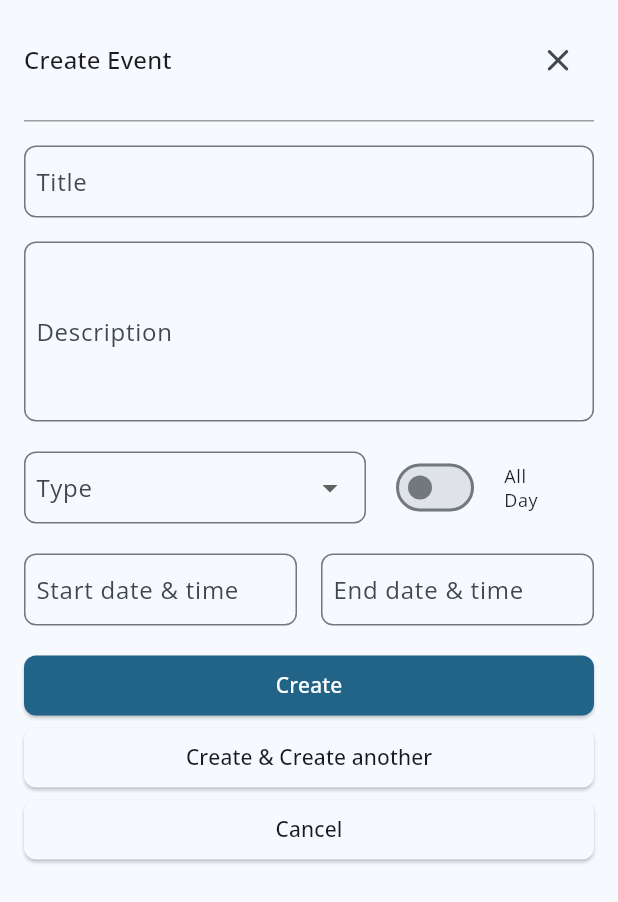
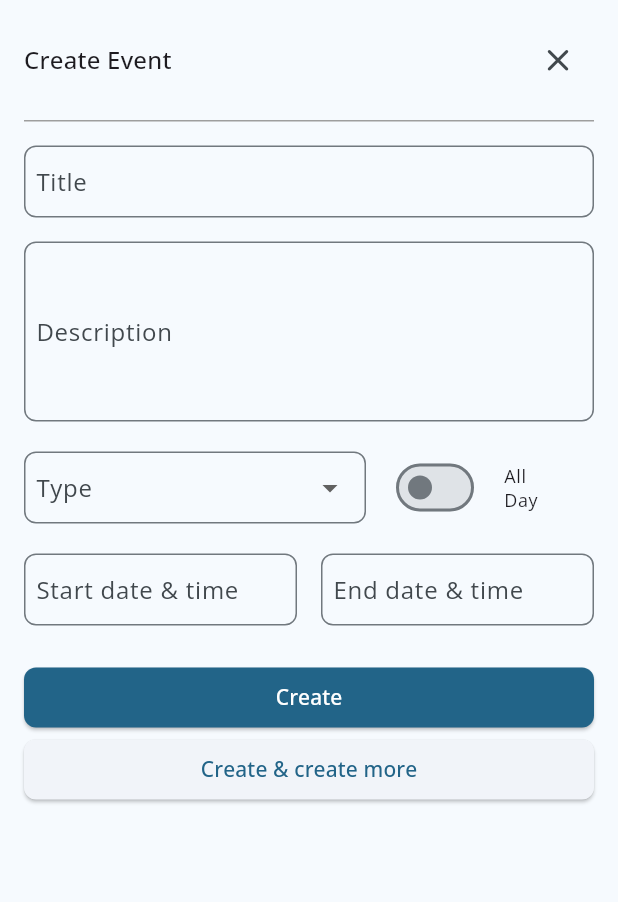
Before and after one commit to michaelnjuguna/hrm-employee-portal, a Flutter app: the CreateEventWidget widget shown alone on an empty page, opened directly, on a phone screen of 412 x 824 dp. Shown: the top 902 px of the screen. Run offline on Flutter 3.47's test engine with Material 3 defaults, Android fonts, the phone set to English and light mode, and no system bars; our stand-ins replace flutter_dotenv, flutter_riverpod, go_router, google_fonts, jiffy, package_info_plus and 2 more.

Commit message:
refactor: create event form

```diff
--- a/lib/presentation/dashboard/dashboard_screen.dart
+++ b/lib/presentation/dashboard/dashboard_screen.dart
@@ -1,5 +1,5 @@
 import 'package:employee_portal/presentation/dashboard/widgets/calendar_widget.dart';
-import 'package:employee_portal/presentation/dashboard/widgets/create_event_widget.dart';
+import 'package:employee_portal/presentation/dashboard/widgets/create/create_event_widget.dart';
 import 'package:employee_portal/layouts/main_layout.dart';
 import 'package:flutter/material.dart';
 
@@ -21,6 +21,9 @@ class _DashboardScreenState extends State<DashboardScreen> {
             context: context,
             isScrollControlled: true,
             // useRootNavigator: true,
+            shape: const RoundedRectangleBorder(
+              borderRadius: BorderRadius.vertical(top: Radius.circular(8)),
+            ),
             builder: (context) => const CreateEventWidget(),
           );
         },
--- /dev/null
+++ b/lib/presentation/dashboard/widgets/create/create_event_form.dart
@@ -0,0 +1,184 @@
+import 'package:flutter/material.dart';
+
+class CreateEventForm extends StatefulWidget {
+  const CreateEventForm({super.key, required this.onSubmit});
+
+  final VoidCallback onSubmit;
+
+  @override
+  State<CreateEventForm> createState() => _CreateEventFormState();
+}
+
+class _CreateEventFormState extends State<CreateEventForm> {
+  final _formKey = GlobalKey<FormState>();
+  final _titleController = TextEditingController();
+  final _descController = TextEditingController();
+  final _startTimeController = TextEditingController();
+  final _endTimeController = TextEditingController();
+
+  String? _selectedEventType;
+  bool _allDay = false;
+
+  final List<String> _eventTypes = const ['Appointment', 'Deadline', 'Meeting'];
+
+  @override
+  void dispose() {
+    _titleController.dispose();
+    _descController.dispose();
+    _startTimeController.dispose();
+    _endTimeController.dispose();
+    super.dispose();
+  }
+
+  void _submit() {
+    if (_formKey.currentState!.validate()) {
+      widget.onSubmit();
+    }
+  }
+
+  @override
+  Widget build(BuildContext context) {
+    final textTheme = Theme.of(context).textTheme;
+    final colorScheme = Theme.of(context).colorScheme;
+
+    return Form(
+      key: _formKey,
+      child: Column(
+        children: [
+          TextFormField(
+            controller: _titleController,
+            decoration: const InputDecoration(labelText: 'Title'),
+            validator: (value) => value == null || value.isEmpty
+                ? 'Please enter event title'
+                : null,
+          ),
+          const SizedBox(height: 16),
+          TextFormField(
+            controller: _descController,
+            minLines: 5,
+            maxLines: null,
+            decoration: const InputDecoration(labelText: 'Description'),
+          ),
+          const SizedBox(height: 16),
+          Row(
+            children: [
+              Expanded(
+                flex: 3,
+                child: DropdownButtonFormField<String>(
+                  initialValue: _selectedEventType,
+                  decoration: const InputDecoration(labelText: 'Type'),
+                  items: _eventTypes
+                      .map(
+                        (type) =>
+                            DropdownMenuItem(value: type, child: Text(type)),
+                      )
+                      .toList(),
+                  onChanged: (value) {
+                    setState(() {
+                      _selectedEventType = value;
+                    });
+                  },
+                ),
+              ),
+              Expanded(
+                flex: 2,
+                child: SwitchListTile(
+                  title: Text('All Day', style: textTheme.bodySmall),
+                  value: _allDay,
+                  onChanged: (value) {
+                    setState(() {
+                      _allDay = value;
+                    });
+                  },
+                  controlAffinity: ListTileControlAffinity.leading,
+                ),
+              ),
+            ],
+          ),
+          const SizedBox(height: 16),
+          Row(
+            children: [
+              Expanded(
+                child: TextFormField(
+                  controller: _startTimeController,
+                  readOnly: true,
+                  decoration: const InputDecoration(
+                    labelText: 'Start date & time',
+                  ),
+                  onTap: () => _pickDateTime(context, _startTimeController),
+                ),
+              ),
+              const SizedBox(width: 16),
+              Expanded(
+                child: TextFormField(
+                  controller: _endTimeController,
+                  readOnly: true,
+                  decoration: const InputDecoration(
+                    labelText: 'End date & time',
+                  ),
+                  onTap: () => _pickDateTime(context, _endTimeController),
+                ),
+              ),
+            ],
+          ),
+          const SizedBox(height: 24),
+          Column(
+            children: [
+              SizedBox(
+                width: double.infinity,
+                child: ElevatedButton(
+                  style: ElevatedButton.styleFrom(
+                    backgroundColor: colorScheme.primary,
+                    foregroundColor: colorScheme.onPrimary,
+                  ),
+                  onPressed: _submit,
+                  child: const Text('Create'),
+                ),
+              ),
+              SizedBox(
+                width: double.infinity,
+                child: ElevatedButton(
+                  onPressed: _submit,
+                  child: const Text('Create & create more'),
+                ),
+              ),
+            ],
+          ),
+        ],
+      ),
+    );
+  }
+
+  Future<void> _pickDateTime(
+    BuildContext context,
+    TextEditingController controller,
+  ) async {
+    final date = await showDatePicker(
+      context: context,
+      initialDate: DateTime.now(),
+      firstDate: DateTime(2000),
+      lastDate: DateTime(2100),
+    );
+
+    if (date == null) return;
+
+    final time = await showTimePicker(
+      context: context,
+      initialTime: TimeOfDay.now(),
+    );
+
+    if (time == null) return;
+
+    final dateTime = DateTime(
+      date.year,
+      date.month,
+      date.day,
+      time.hour,
+      time.minute,
+    );
+
+    controller.text =
+        '${dateTime.year}-${dateTime.month.toString().padLeft(2, '0')}-${dateTime.day.toString().padLeft(2, '0')} '
+        '${time.format(context)}';
+  }
+}
--- /dev/null
+++ b/lib/presentation/dashboard/widgets/create/create_event_widget.dart
@@ -0,0 +1,68 @@
+import 'package:employee_portal/presentation/dashboard/widgets/create/create_event_form.dart';
+import 'package:flutter/material.dart';
+
+class CreateEventWidget extends StatefulWidget {
+  const CreateEventWidget({super.key});
+
+  @override
+  State<CreateEventWidget> createState() => _CreateEventState();
+}
+
+class _CreateEventState extends State<CreateEventWidget> {
+  @override
+  void dispose() {
+    super.dispose();
+  }
+
+  @override
+  Widget build(BuildContext context) {
+    final textTheme = Theme.of(context).textTheme;
+
+    return Padding(
+      padding: EdgeInsets.only(
+        top: 16,
+        left: 16,
+        right: 16,
+        bottom: MediaQuery.of(context).viewInsets.bottom + 16,
+      ),
+      child: SingleChildScrollView(
+        child: Column(
+          mainAxisSize: MainAxisSize.min,
+          children: [
+            Container(
+              width: double.infinity,
+              alignment: Alignment.center,
+              decoration: const BoxDecoration(
+                border: Border(
+                  bottom: BorderSide(color: Colors.grey, width: 1),
+                ),
+              ),
+              padding: const EdgeInsets.only(bottom: 16, top: 0),
+              child: Row(
+                mainAxisAlignment: MainAxisAlignment.spaceBetween,
+                children: [
+                  Text('Create Event', style: textTheme.titleMedium),
+                  IconButton(
+                    iconSize: 25,
+                    padding: EdgeInsets.symmetric(horizontal: 0, vertical: 0),
+                    onPressed: () {
+                      Navigator.pop(context);
+                    },
+                    icon: Icon(Icons.close_rounded),
+                  ),
+                ],
+              ),
+            ),
+            const SizedBox(height: 16),
+
+            CreateEventForm(
+              onSubmit: () {
+                Navigator.of(context).pop();
+              },
+            ),
+          ],
+        ),
+      ),
+    );
+  }
+}
--- a/lib/presentation/dashboard/widgets/create_event_widget.dart
+++ /dev/null
@@ -1,288 +0,0 @@
-import 'package:flutter/material.dart';
-
-class CreateEventWidget extends StatefulWidget {
-  const CreateEventWidget({super.key});
-
-  @override
-  State<CreateEventWidget> createState() => _CreateEventState();
-}
-
-class _CreateEventState extends State<CreateEventWidget> {
-  final _formKey = GlobalKey<FormState>();
-  final _titleController = TextEditingController();
-  final _descController = TextEditingController();
-  final _startTimeController = TextEditingController();
-  final _endTimeController = TextEditingController();
-  String? _selectedEventType;
-  bool? _allDay;
-  final List<String> _eventTypes = ['Appointment', 'deadline', 'meeting'];
-  @override
-  void dispose() {
-    _titleController.dispose();
-    _descController.dispose();
-    _startTimeController.dispose();
-    _endTimeController.dispose();
-    super.dispose();
-  }
-
-  void _submit() {
-    if (_formKey.currentState!.validate()) {
-      Navigator.of(context).pop();
-    }
-  }
-
-  @override
-  Widget build(BuildContext context) {
-    final colorScheme = Theme.of(context).colorScheme;
-    final textTheme = Theme.of(context).textTheme;
-
-    return Padding(
-      padding: EdgeInsets.only(
-        top: 16,
-        left: 16,
-        right: 16,
-        bottom: MediaQuery.of(context).viewInsets.bottom + 16,
-      ),
-      child: SingleChildScrollView(
-        child: Container(
-          decoration: BoxDecoration(
-            // TODO: Reduce border radius
-            borderRadius: BorderRadius.only(
-              topRight: Radius.circular(8),
-              bottomRight: Radius.circular(8),
-            ),
-          ),
-
-          child: Column(
-            mainAxisSize: MainAxisSize.min,
-            children: [
-              Container(
-                width: double.infinity,
-                alignment: Alignment.center,
-                decoration: const BoxDecoration(
-                  border: Border(
-                    bottom: BorderSide(color: Colors.grey, width: 1),
-                  ),
-                ),
-                padding: const EdgeInsets.only(bottom: 16, top: 0),
-                child: Row(
-                  mainAxisAlignment: MainAxisAlignment.spaceBetween,
-                  children: [
-                    Text('Create Event', style: textTheme.titleMedium),
-                    IconButton(
-                      iconSize: 25,
-                      padding: EdgeInsets.symmetric(horizontal: 0, vertical: 0),
-                      onPressed: () {
-                        Navigator.pop(context);
-                      },
-                      icon: Icon(Icons.close_rounded),
-                    ),
-                  ],
-                ),
-              ),
-              const SizedBox(height: 16),
-              // TODO:Make this it's own widget
-              Form(
-                key: _formKey,
-                child: Column(
-                  children: [
-                    TextFormField(
-                      readOnly: false,
-                      controller: _titleController,
-                      decoration: const InputDecoration(labelText: 'Title'),
-                      validator: (value) => value == null || value.isEmpty
-                          ? 'Please enter event title'
-                          : null,
-                    ),
-                    const SizedBox(height: 16),
-                    TextFormField(
-                      readOnly: false,
-                      controller: _descController,
-                      keyboardType: TextInputType.multiline,
-                      minLines: 5,
-                      maxLines: null,
-                      decoration: const InputDecoration(
-                        labelText: 'Description',
-                      ),
-                    ),
-                    const SizedBox(height: 16),
-                    Row(
-                      children: [
-                        Expanded(
-                          flex: 3,
-                          child: DropdownButtonFormField<String>(
-                            initialValue: _selectedEventType,
-                            decoration: const InputDecoration(
-                              labelText: 'Type',
-                            ),
-                            items: _eventTypes.map((type) {
-                              return DropdownMenuItem<String>(
-                                value: type,
-                                child: Text(type),
-                              );
-                            }).toList(),
-                            onChanged: (value) {
-                              setState(() {
-                                _selectedEventType = value;
-                              });
-                            },
-                          ),
-                        ),
-                        Expanded(
-                          flex: 2,
-                          // TODO: When all day is clicked start and end time are filled and disabled
-                          child: FormField<bool>(
-                            initialValue: _allDay ?? false,
-                            builder: (field) {
-                              return SwitchListTile(
-                                title: Text(
-                                  'All Day',
-                                  style: textTheme.bodySmall,
-                                ),
-
-                                value: field.value ?? false,
-                                onChanged: (value) {
-                                  field.didChange(value);
-                                  setState(() {
-                                    _allDay = value;
-                                  });
-                                },
-                                controlAffinity:
-                                    ListTileControlAffinity.leading,
-                              );
-                            },
-                          ),
-                        ),
-                      ],
-                    ),
-                    const SizedBox(height: 16),
-                    Row(
-                      children: [
-                        Expanded(
-                          child: TextFormField(
-                            controller: _startTimeController,
-                            readOnly: true,
-                            decoration: const InputDecoration(
-                              labelText: 'Start date & time',
-                            ),
-                            onTap: () async {
-                              final date = await showDatePicker(
-                                context: context,
-                                initialDate: DateTime.now(),
-                                firstDate: DateTime(2000),
-                                lastDate: DateTime(2100),
-                              );
-
-                              if (date != null) {
-                                final time = await showTimePicker(
-                                  context: context,
-                                  initialTime: TimeOfDay.now(),
-                                );
-
-                                if (time != null) {
-                                  final dateTime = DateTime(
-                                    date.year,
-                                    date.month,
-                                    date.day,
-                                    time.hour,
-                                    time.minute,
-                                  );
-                                  _startTimeController.text =
-                                      '${dateTime.year}-${dateTime.month.toString().padLeft(2, '0')}-${dateTime.day.toString().padLeft(2, '0')} '
-                                      '${time.format(context)}';
-                                }
-                              }
-                            },
-                          ),
-                        ),
-                        const SizedBox(width: 16),
-                        Expanded(
-                          child: TextFormField(
-                            controller: _endTimeController,
-                            readOnly: true,
-                            decoration: const InputDecoration(
-                              labelText: 'End date & time',
-                            ),
-                            onTap: () async {
-                              final date = await showDatePicker(
-                                context: context,
-                                initialDate: DateTime.now(),
-                                firstDate: DateTime(2000),
-                                lastDate: DateTime(2100),
-                              );
-
-                              if (date != null) {
-                                final time = await showTimePicker(
-                                  context: context,
-                                  initialTime: TimeOfDay.now(),
-                                );
-
-                                if (time != null) {
-                                  final dateTime = DateTime(
-                                    date.year,
-                                    date.month,
-                                    date.day,
-                                    time.hour,
-                                    time.minute,
-                                  );
-                                  _endTimeController.text =
-                                      '${dateTime.year}-${dateTime.month.toString().padLeft(2, '0')}-${dateTime.day.toString().padLeft(2, '0')} '
-                                      '${time.format(context)}';
-                                }
-                              }
-                            },
-                          ),
-                        ),
-                      ],
-                    ),
-
-                    const SizedBox(height: 16),
-                    Column(
-                      children: [
-                        SizedBox(
-                          width: double.infinity,
-                          child: ElevatedButton(
-                            style: ElevatedButton.styleFrom(
-                              backgroundColor: colorScheme.primary,
-                              foregroundColor: colorScheme.onPrimary,
-                            ),
-                            onPressed: _submit,
-                            child: const Text('Create'),
-                          ),
-                        ),
-                        SizedBox(
-                          width: double.infinity,
-                          child: ElevatedButton(
-                            style: ElevatedButton.styleFrom(
-                              backgroundColor: colorScheme.surface,
-                              foregroundColor: colorScheme.onSurface,
-                            ),
-                            onPressed: _submit,
-                            child: const Text('Create & Create another'),
-                          ),
-                        ),
-                        SizedBox(
-                          width: double.infinity,
-                          child: ElevatedButton(
-                            style: ElevatedButton.styleFrom(
-                              backgroundColor: colorScheme.surface,
-                              foregroundColor: colorScheme.onSurface,
-                            ),
-                            onPressed: () {
-                              Navigator.pop(context);
-                            },
-                            child: const Text('Cancel'),
-                          ),
-                        ),
-                      ],
-                    ),
-                  ],
-                ),
-              ),
-            ],
-          ),
-        ),
-      ),
-    );
-  }
-}
--- a/lib/presentation/dashboard/widgets/event_card.dart
+++ b/lib/presentation/dashboard/widgets/event_card.dart
@@ -49,7 +49,7 @@ class _EventCardState extends State<EventCard> {
                   context: context,
                   shape: const RoundedRectangleBorder(
                     borderRadius: BorderRadius.vertical(
-                      top: Radius.circular(16),
+                      top: Radius.circular(8),
                     ),
                   ),
                   builder: (context) => const MoreBottomSheet(),
```
Also changed, not shown: .pre-commit-config.yaml, lib/presentation/dashboard/widgets/create_form_widget.dart (deleted).
